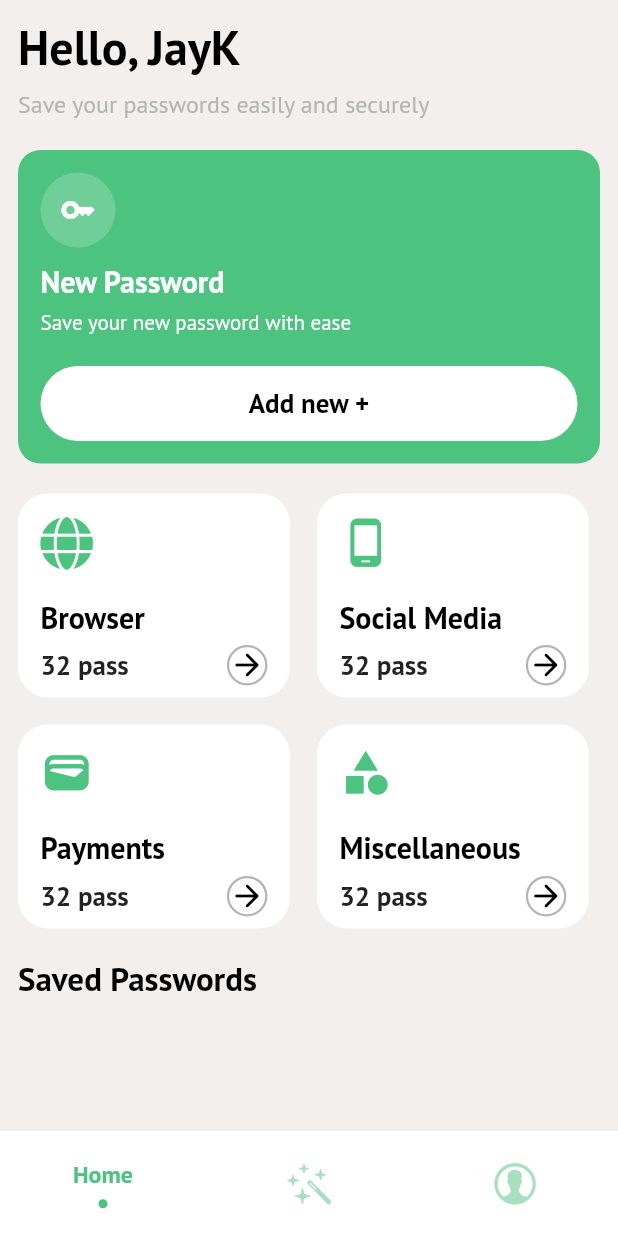
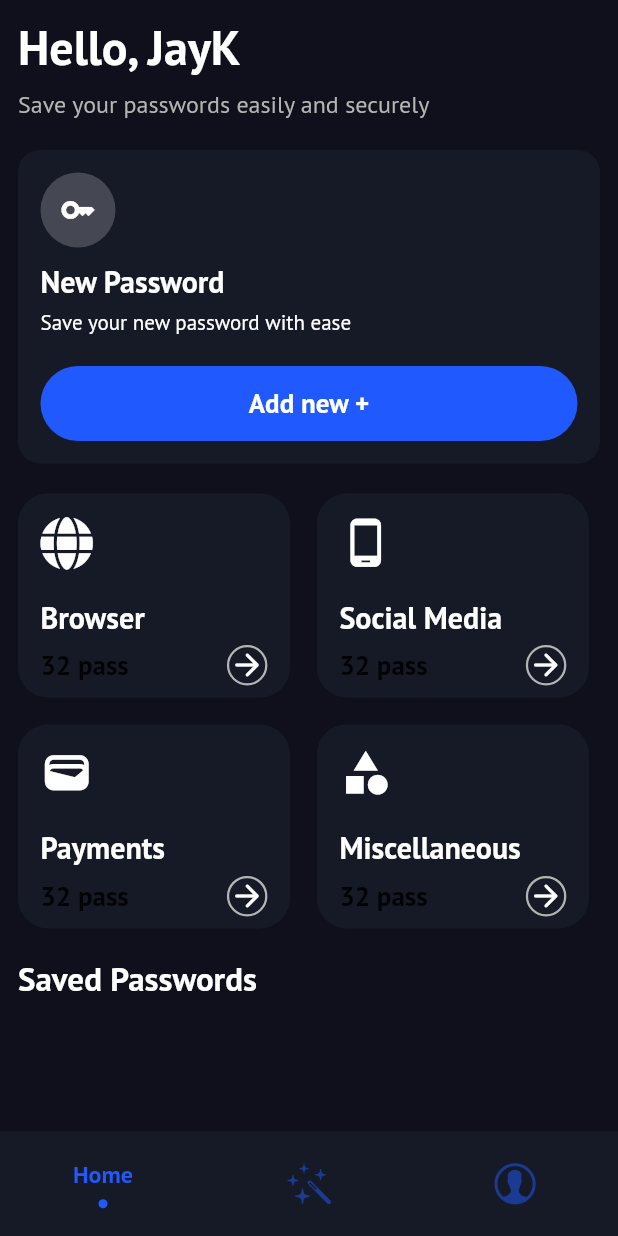
Before and after one commit to Jayakrishnan-manoj/Guardian, a Flutter app: the HomeScreen screen opened directly, on a phone screen of 412 x 824 dp. Run offline on Flutter 3.47's test engine with Material 3 defaults, Android fonts, the phone set to English and light mode, and no system bars; drawn by our look-alikes of sliding_clipped_nav_bar; our stand-ins replace avatar_glow, font_awesome_flutter, gap, go_router, image_picker, local_auth and 2 more; missing offline and left inert: dart:ffi.

Commit message:
new: implement new add-password screen

```diff
--- a/lib/controller/auth_provider.dart
+++ b/lib/controller/auth_provider.dart
@@ -14,7 +14,7 @@ class AuthProvider extends ChangeNotifier {
     try {
       bool pass = await auth.authenticate(
           localizedReason: 'Authenticate to continue',
-          options: AuthenticationOptions(biometricOnly: true));
+          options: const AuthenticationOptions(biometricOnly: true));
       if (pass) {
         _authStatus = authStatus.authenticated;
         return true;
--- a/lib/view/constants/colors.dart
+++ b/lib/view/constants/colors.dart
@@ -3,7 +3,9 @@ import 'package:flutter/material.dart';
 // const Color scaffoldBackgroundColor = Color(0xFF020407);
 // const Color tileColor = Color(0xFF0A0C15);
 
-const Color scaffoldBackgroundColor = Color(0xFFF3EFEC);
-const Color tileColor = Color(0xFFFEFFFE);
-const Color subTextColor = Color(0xFFB2B5B3);
-const Color greenAppColor = Color(0xFF4CC37F);
+class AppColors {
+  static const Color scaffoldBackgroundColor = Color(0xFF10101d);
+  static const Color tileColor = Color(0xFF161a27);
+  static const Color subTextColor = Color(0xFFB2B5B3);
+  static const Color greenAppColor = Color(0xFF205afe);
+}
--- a/lib/view/screens/home_screen.dart
+++ b/lib/view/screens/home_screen.dart
@@ -60,11 +60,11 @@ class _HomeScreenState extends State<HomeScreen> {
         ),
       ),
       bottomNavigationBar: SlidingClippedNavBar(
-        backgroundColor: Colors.white,
+        backgroundColor: AppColors.tileColor,
         iconSize: 32,
         selectedIndex: selectedIndex,
         onButtonPressed: onButtonPressed,
-        activeColor: greenAppColor,
+        activeColor: AppColors.greenAppColor,
         barItems: [
           BarItem(title: "Home", icon: CupertinoIcons.home),
           BarItem(title: "Generate", icon: CupertinoIcons.wand_stars),
@@ -85,10 +85,10 @@ class HomePage extends StatelessWidget {
     return Column(
       crossAxisAlignment: CrossAxisAlignment.start,
       children: [
-        Text(
+        const Text(
           "Hello, JayK",
-          style: const TextStyle(
-            color: Colors.black,
+          style: TextStyle(
+            color: Colors.white,
             fontSize: 32,
             fontWeight: FontWeight.w600,
           ),
@@ -97,7 +97,7 @@ class HomePage extends StatelessWidget {
         const Text(
           "Save your passwords easily and securely",
           style: TextStyle(
-            color: subTextColor,
+            color: AppColors.subTextColor,
             fontSize: 16,
           ),
         ),
@@ -113,7 +113,7 @@ class HomePage extends StatelessWidget {
                   icon: const FaIcon(
                     FontAwesomeIcons.globe,
                     size: 35,
-                    color: greenAppColor,
+                    color: Colors.white,
                   ),
                   title: "Browser",
                 ),
@@ -123,7 +123,7 @@ class HomePage extends StatelessWidget {
                   icon: const Icon(
                     size: 35,
                     Icons.phone_android,
-                    color: greenAppColor,
+                    color: Colors.white,
                   ),
                   title: "Social Media",
                 ),
@@ -137,7 +137,7 @@ class HomePage extends StatelessWidget {
                   icon: const Icon(
                     Icons.wallet,
                     size: 35,
-                    color: greenAppColor,
+                    color: Colors.white,
                   ),
                   title: "Payments",
                 ),
@@ -147,7 +147,7 @@ class HomePage extends StatelessWidget {
                   icon: const Icon(
                     Icons.category,
                     size: 35,
-                    color: greenAppColor,
+                    color: Colors.white,
                   ),
                   title: "Miscellaneous",
                 ),
@@ -156,10 +156,10 @@ class HomePage extends StatelessWidget {
           ],
         ),
         const Gap(20),
-        Text(
+        const Text(
           "Saved Passwords",
           style: TextStyle(
-            color: Colors.black,
+            color: Colors.white,
             fontWeight: FontWeight.w700,
             fontSize: 22,
           ),
--- a/lib/view/screens/landing_screen.dart
+++ b/lib/view/screens/landing_screen.dart
@@ -41,11 +41,11 @@ class _LandingScreenState extends State<LandingScreen> {
                   try {
                     bool pass = await auth.authenticate(
                         localizedReason: 'Authenticate to continue',
-                        options: AuthenticationOptions(biometricOnly: true));
+                        options: const AuthenticationOptions(biometricOnly: true));
                     if (pass) {
                       Navigator.of(context).pushReplacement(
                         MaterialPageRoute(
-                          builder: (context) => HomeScreen(),
+                          builder: (context) => const HomeScreen(),
                         ),
                       );
                     }
@@ -55,7 +55,7 @@ class _LandingScreenState extends State<LandingScreen> {
                 },
                 icon: const Icon(
                   Icons.fingerprint,
-                  color: tileColor,
+                  color: AppColors.tileColor,
                   size: 80,
                 ),
               ),
--- a/lib/view/widgets/custom_dialog.dart
+++ b/lib/view/widgets/custom_dialog.dart
@@ -1,9 +1,6 @@
-import 'package:flutter/cupertino.dart';
 import 'package:flutter/material.dart';
 import 'package:font_awesome_flutter/font_awesome_flutter.dart';
 import 'package:gap/gap.dart';
-import 'package:guardian/view/constants/colors.dart';
-import 'package:guardian/view/widgets/category_card.dart';
 
 import 'mini_category_card.dart';
 
--- a/lib/view/widgets/custom_floatingbutton.dart
+++ b/lib/view/widgets/custom_floatingbutton.dart
@@ -21,7 +21,7 @@ class _CustomFloatingButtonState extends State<CustomFloatingButton>
   void initState() {
     _controller = AnimationController(
       vsync: this,
-      duration: Duration(milliseconds: 300),
+      duration: const Duration(milliseconds: 300),
     );
     _rotationAnimation =
         Tween<double>(begin: 0.0, end: isXState ? 0.125 : -0.125)
@@ -54,7 +54,7 @@ class _CustomFloatingButtonState extends State<CustomFloatingButton>
           child: Container(
             width: 80,
             height: 80,
-            decoration: BoxDecoration(
+            decoration: const BoxDecoration(
               shape: BoxShape.circle,
               gradient: LinearGradient(
                 begin: Alignment.topLeft,
--- a/lib/view/widgets/custom_formfield.dart
+++ b/lib/view/widgets/custom_formfield.dart
@@ -16,7 +16,7 @@ class CustomFormField extends StatelessWidget {
     return TextFormField(
       controller: controller,
       decoration: InputDecoration(
-        fillColor: tileColor,
+        fillColor: AppColors.tileColor,
         filled: true,
         border: const OutlineInputBorder(
           borderSide: BorderSide.none,
--- a/lib/view/widgets/grid_tile.dart
+++ b/lib/view/widgets/grid_tile.dart
@@ -10,7 +10,7 @@ class GridTile extends StatelessWidget {
       shape: RoundedRectangleBorder(
         borderRadius: BorderRadius.circular(15),
       ),
-      child: Column(
+      child: const Column(
         crossAxisAlignment: CrossAxisAlignment.start,
         children: [
 
--- a/lib/view/widgets/mini_category_card.dart
+++ b/lib/view/widgets/mini_category_card.dart
@@ -24,7 +24,7 @@ class MiniCategoryCard extends StatelessWidget {
         height: MediaQuery.sizeOf(context).height * 0.165,
         child: Container(
           decoration: BoxDecoration(
-            color: tileColor,
+            color: AppColors.tileColor,
             borderRadius: BorderRadius.circular(20),
           ),
           child: Padding(
@@ -38,7 +38,7 @@ class MiniCategoryCard extends StatelessWidget {
                 Text(
                   title,
                   style: const TextStyle(
-                    color: Colors.black,
+                    color: Colors.white,
                     fontSize: 20,
                     fontWeight: FontWeight.w600,
                   ),
@@ -47,7 +47,7 @@ class MiniCategoryCard extends StatelessWidget {
                 Row(
                   mainAxisAlignment: MainAxisAlignment.spaceBetween,
                   children: [
-                    Text(
+                    const Text(
                       "32 pass",
                       style: TextStyle(
                         fontSize: 18,
@@ -58,13 +58,13 @@ class MiniCategoryCard extends StatelessWidget {
                       decoration: BoxDecoration(
                         shape: BoxShape.circle,
                         border: Border.all(
-                          color: subTextColor,
+                          color: AppColors.subTextColor,
                           width: 1.5
                         )
                       ),
-                      child: Icon(
+                      child: const Icon(
                         Icons.arrow_forward_rounded,
-                        color: Colors.black,
+                        color: Colors.white,
                       ),
                     ),
                   ],
--- a/lib/view/widgets/new_password_card.dart
+++ b/lib/view/widgets/new_password_card.dart
@@ -1,7 +1,11 @@
-import 'package:flutter/cupertino.dart';
+import 'dart:async';
+
 import 'package:flutter/material.dart';
 import 'package:gap/gap.dart';
+import 'package:go_router/go_router.dart';
 import 'package:guardian/view/constants/colors.dart';
+import 'package:guardian/view/screens/new_password_screen.dart';
+import 'package:sensors_plus/sensors_plus.dart';
 
 class NewPasswordCard extends StatelessWidget {
   const NewPasswordCard({super.key});
@@ -12,7 +16,7 @@ class NewPasswordCard extends StatelessWidget {
       width: MediaQuery.sizeOf(context).width,
       //height: 200,
       decoration: BoxDecoration(
-        color: greenAppColor,
+        color: AppColors.tileColor,
         borderRadius: BorderRadius.circular(15),
       ),
       child: Padding(
@@ -55,17 +59,22 @@ class NewPasswordCard extends StatelessWidget {
                     StadiumBorder(),
                   ),
                   backgroundColor: WidgetStatePropertyAll(
-                    Colors.white,
+                    AppColors.greenAppColor,
                   ),
                 ),
-                onPressed: () {},
+                onPressed: () {
+                  Navigator.of(context).push(
+                    MaterialPageRoute(
+                      builder: (context) => NewPasswordScreen(),
+                    ),
+                  );
+                },
                 child: const Text(
                   "Add new +",
                   style: TextStyle(
-                    fontSize: 18,
-                    color: Colors.black,
-                    fontWeight: FontWeight.w700
-                  ),
+                      fontSize: 18,
+                      color: Colors.white,
+                      fontWeight: FontWeight.w700),
                 ),
               ),
             ),
--- a/pubspec.yaml
+++ b/pubspec.yaml
@@ -36,8 +36,10 @@ dependencies:
   font_awesome_flutter: ^10.6.0
   gap: ^3.0.1
   go_router: ^12.1.1
+  image_picker: ^1.1.2
   local_auth: ^2.1.7
   provider: ^6.0.5
+  sensors_plus: ^6.0.1
   sliding_clipped_nav_bar: ^3.1.1
 
 dev_dependencies:
```
Also changed, not shown: lib/main.dart (+43 -36 lines), lib/view/constants/constants.dart (+9 -0 lines), lib/view/screens/add_password_screen.dart (deleted, +0 -167 lines), lib/view/screens/new_password_screen.dart (added, +314 -0 lines), lib/view/widgets/category_card.dart (+6 -6 lines), pubspec.lock, 1 other file.
